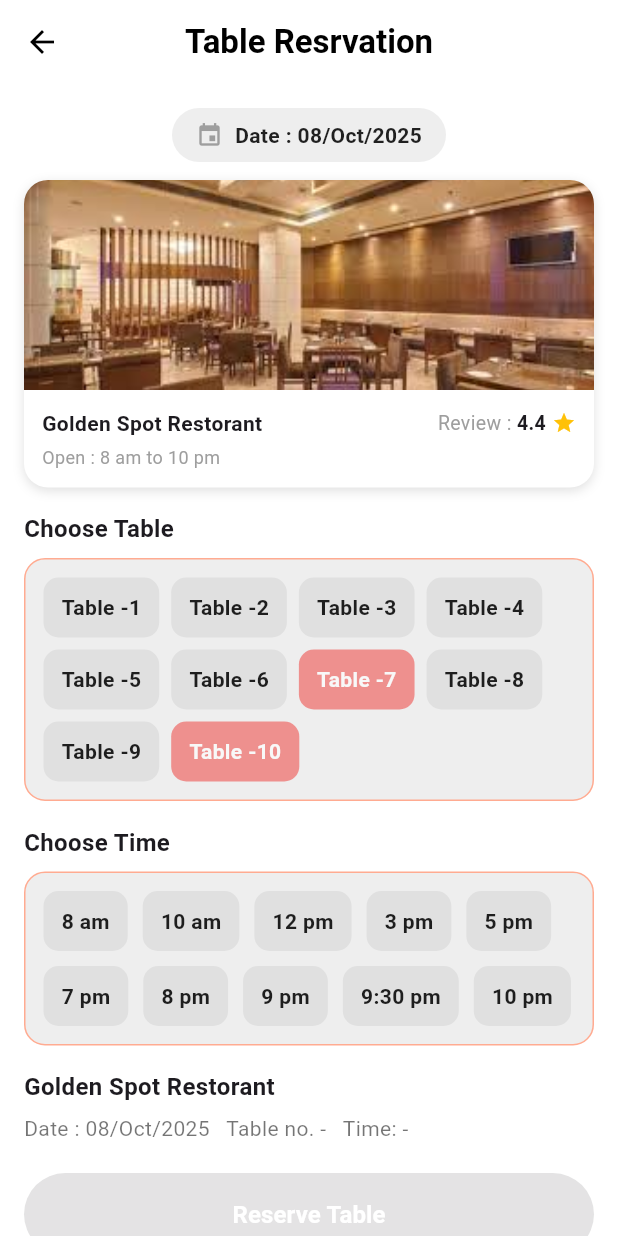
After one commit to RahulVyas12/flutter_project, a Flutter app: the TableReservationScreen screen opened directly, on a phone screen of 412 x 824 dp. The commit adds this screen. Run offline on Flutter 3.47's test engine with Material 3 defaults, Android fonts, the phone set to English and light mode, and no system bars.

Commit message:
table booking

```diff
--- a/lib/restaurants.dart
+++ b/lib/restaurants.dart
@@ -1,4 +1,5 @@
 import 'package:flutter/material.dart';
+import 'table_reservation.dart';
 
 class RestaurantsScreen extends StatelessWidget {
   const RestaurantsScreen({super.key});
@@ -90,7 +91,7 @@ class RestaurantsScreen extends StatelessWidget {
             scrollDirection: Axis.horizontal,
             itemCount: 2,
             itemBuilder: (context, index) {
-              return _buildRestaurantCard();
+              return _buildRestaurantCard(context);
             },
           ),
         ),
@@ -99,8 +100,22 @@ class RestaurantsScreen extends StatelessWidget {
   }
 
   // Reusable restaurant card
-  Widget _buildRestaurantCard() {
-    return Container(
+  Widget _buildRestaurantCard(BuildContext context) {
+    return InkWell(
+      onTap: () {
+        Navigator.push(
+          context,
+          MaterialPageRoute(
+            builder: (_) => const TableReservationScreen(
+              restaurantName: 'Golden Spot Restorant',
+              imagePath: 'assets/restaurant.jpg',
+              rating: 4.4,
+              hours: '8 am to 10 pm',
+            ),
+          ),
+        );
+      },
+      child: Container(
         width: 220,
         margin: const EdgeInsets.only(right: 12),
         decoration: BoxDecoration(
@@ -182,6 +197,7 @@ class RestaurantsScreen extends StatelessWidget {
             ),
           ],
         ),
+      ),
     );
   }
 }
--- /dev/null
+++ b/lib/table_reservation.dart
@@ -0,0 +1,407 @@
+import 'package:flutter/material.dart';
+import 'package:restrospt/dashborad_screen.dart';
+
+class TableReservationScreen extends StatefulWidget {
+  final String restaurantName;
+  final String imagePath;
+  final double rating;
+  final String hours;
+
+  const TableReservationScreen({
+    super.key,
+    required this.restaurantName,
+    required this.imagePath,
+    this.rating = 4.4,
+    this.hours = '8 am to 10 pm',
+  });
+
+  @override
+  State<TableReservationScreen> createState() => _TableReservationScreenState();
+}
+
+class _TableReservationScreenState extends State<TableReservationScreen> {
+  DateTime _selectedDate = DateTime.now();
+  int? _selectedTable; // 1..10
+  String? _selectedTime; // e.g. '9:30 pm'
+
+  final List<String> _timeSlots = const [
+    '8 am',
+    '10 am',
+    '12 pm',
+    '3 pm',
+    '5 pm',
+    '7 pm',
+    '8 pm',
+    '9 pm',
+    '9:30 pm',
+    '10 pm',
+  ];
+
+  // Mock: compute booked tables for a given date/time
+  Set<int> _bookedTablesFor(DateTime date, String? time) {
+    // Simple deterministic mock so UI shows reds. Use day and hour hash.
+    final dayKey = date.year * 10000 + date.month * 100 + date.day;
+    final timeKey = (time ?? '').hashCode;
+    final seed = (dayKey + timeKey).abs();
+    final booked = <int>{};
+    // Mark 2-3 tables as booked based on seed, always within 1..10
+    if (_timeSlots.isNotEmpty) {
+      booked.add((seed % 10) + 1);
+      booked.add(((seed ~/ 3) % 10) + 1);
+    }
+    return booked;
+  }
+
+  Future<void> _pickDate() async {
+    final today = DateTime.now();
+    final picked = await showDatePicker(
+      context: context,
+      initialDate:
+          _selectedDate.isBefore(DateTime(today.year, today.month, today.day))
+          ? today
+          : _selectedDate,
+      firstDate: DateTime(
+        today.year,
+        today.month,
+        today.day,
+      ), // disallow past dates
+      lastDate: DateTime(today.year + 1),
+      helpText: 'Select reservation date',
+      builder: (context, child) {
+        return Theme(
+          data: Theme.of(context).copyWith(
+            colorScheme: ColorScheme.light(primary: Colors.deepOrange),
+          ),
+          child: child!,
+        );
+      },
+    );
+    if (picked != null) {
+      setState(() {
+        _selectedDate = picked;
+        // Reset selections when date changes
+        _selectedTable = null;
+        _selectedTime = null;
+      });
+    }
+  }
+
+  @override
+  Widget build(BuildContext context) {
+    final primary = Colors.deepOrange;
+    final booked = _bookedTablesFor(_selectedDate, _selectedTime);
+
+    return Scaffold(
+      backgroundColor: Colors.white,
+      appBar: AppBar(
+        backgroundColor: Colors.white,
+        elevation: 0,
+        leading: IconButton(
+          icon: const Icon(Icons.arrow_back, color: Colors.black),
+          onPressed: () => Navigator.pop(context),
+        ),
+        title: const Text(
+          'Table Resrvation',
+          style: TextStyle(color: Colors.black, fontWeight: FontWeight.w600),
+        ),
+        centerTitle: true,
+      ),
+      body: SingleChildScrollView(
+        padding: const EdgeInsets.all(16),
+        child: Column(
+          crossAxisAlignment: CrossAxisAlignment.start,
+          children: [
+            // Date chip
+            Center(
+              child: GestureDetector(
+                onTap: _pickDate,
+                child: Container(
+                  padding: const EdgeInsets.symmetric(
+                    vertical: 8,
+                    horizontal: 16,
+                  ),
+                  decoration: BoxDecoration(
+                    color: Colors.grey.shade200,
+                    borderRadius: BorderRadius.circular(20),
+                  ),
+                  child: Row(
+                    mainAxisSize: MainAxisSize.min,
+                    children: [
+                      const Icon(Icons.event, size: 18, color: Colors.grey),
+                      const SizedBox(width: 8),
+                      Text(
+                        'Date : ${_formatDate(_selectedDate)}',
+                        style: const TextStyle(
+                          color: Colors.black87,
+                          fontWeight: FontWeight.w600,
+                        ),
+                      ),
+                    ],
+                  ),
+                ),
+              ),
+            ),
+            const SizedBox(height: 12),
+
+            // Restaurant card
+            _buildRestaurantHeader(primary),
+            const SizedBox(height: 16),
+
+            // Choose Table
+            _sectionTitle('Choose Table'),
+            _boxed(
+              child: Wrap(
+                spacing: 8,
+                runSpacing: 8,
+                children: List.generate(10, (i) {
+                  final tableNo = i + 1;
+                  final isBooked = booked.contains(tableNo);
+                  final isSelected = _selectedTable == tableNo;
+                  final bg = isBooked
+                      ? Colors.red.shade400
+                      : isSelected
+                      ? Colors.green.shade400
+                      : Colors.grey.shade300;
+                  final fg = isBooked || isSelected
+                      ? Colors.white
+                      : Colors.black87;
+                  return _pillButton(
+                    label: 'Table -$tableNo',
+                    background: bg,
+                    foreground: fg,
+                    onTap: isBooked
+                        ? null
+                        : () => setState(() => _selectedTable = tableNo),
+                  );
+                }),
+              ),
+            ),
+            const SizedBox(height: 16),
+
+            // Choose Time
+            _sectionTitle('Choose Time'),
+            _boxed(
+              child: Wrap(
+                spacing: 10,
+                runSpacing: 10,
+                children: _timeSlots.map((slot) {
+                  final isSelected = _selectedTime == slot;
+                  return _pillButton(
+                    label: slot,
+                    background: isSelected
+                        ? Colors.green.shade400
+                        : Colors.grey.shade300,
+                    foreground: isSelected ? Colors.white : Colors.black87,
+                    onTap: () => setState(() => _selectedTime = slot),
+                  );
+                }).toList(),
+              ),
+            ),
+            const SizedBox(height: 16),
+
+            // Summary
+            Text(
+              widget.restaurantName,
+              style: const TextStyle(fontSize: 16, fontWeight: FontWeight.w600),
+            ),
+            const SizedBox(height: 6),
+            Text(
+              'Date : ${_formatDate(_selectedDate)}   Table no. ${_selectedTable ?? '-'}   Time: ${_selectedTime ?? '-'}',
+              style: const TextStyle(color: Colors.black54),
+            ),
+            const SizedBox(height: 20),
+
+            // Reserve button
+            Center(
+              child: SizedBox(
+                width: double.infinity,
+                child: ElevatedButton(
+                  style: ElevatedButton.styleFrom(
+                    backgroundColor: primary,
+                    padding: const EdgeInsets.symmetric(vertical: 16),
+                    shape: RoundedRectangleBorder(
+                      borderRadius: BorderRadius.circular(28),
+                    ),
+                  ),
+                  onPressed: _canReserve(booked)
+                      ? () {
+                          Navigator.push(
+                            context,
+                            MaterialPageRoute(
+                              builder: (_) => DashboardScreen(),
+                            ),
+                          );
+                          ScaffoldMessenger.of(context).showSnackBar(
+                            SnackBar(
+                              content: Text(
+                                'Reserved table ${_selectedTable!} at ${_selectedTime!} on ${_formatDate(_selectedDate)}',
+                              ),
+                            ),
+                          );
+                        }
+                      : null,
+                  child: const Text(
+                    'Reserve Table',
+                    style: TextStyle(
+                      color: Colors.white,
+                      fontSize: 16,
+                      fontWeight: FontWeight.w600,
+                    ),
+                  ),
+                ),
+              ),
+            ),
+          ],
+        ),
+      ),
+    );
+  }
+
+  bool _canReserve(Set<int> booked) {
+    final today = DateTime.now();
+    final isPastDate = _selectedDate.isBefore(
+      DateTime(today.year, today.month, today.day),
+    );
+    final valid =
+        !isPastDate &&
+        _selectedTable != null &&
+        _selectedTime != null &&
+        !booked.contains(_selectedTable);
+    return valid;
+  }
+
+  Widget _buildRestaurantHeader(Color primary) {
+    return Container(
+      decoration: BoxDecoration(
+        color: Colors.white,
+        borderRadius: BorderRadius.circular(16),
+        boxShadow: const [
+          BoxShadow(color: Colors.black12, blurRadius: 6, offset: Offset(0, 2)),
+        ],
+      ),
+      child: Column(
+        crossAxisAlignment: CrossAxisAlignment.start,
+        children: [
+          ClipRRect(
+            borderRadius: const BorderRadius.vertical(top: Radius.circular(16)),
+            child: Image.asset(
+              widget.imagePath,
+              height: 140,
+              width: double.infinity,
+              fit: BoxFit.cover,
+            ),
+          ),
+          Padding(
+            padding: const EdgeInsets.all(12.0),
+            child: Column(
+              crossAxisAlignment: CrossAxisAlignment.start,
+              children: [
+                Row(
+                  mainAxisAlignment: MainAxisAlignment.spaceBetween,
+                  children: [
+                    Expanded(
+                      child: Text(
+                        widget.restaurantName,
+                        maxLines: 1,
+                        overflow: TextOverflow.ellipsis,
+                        style: const TextStyle(fontWeight: FontWeight.w700),
+                      ),
+                    ),
+                    Row(
+                      children: [
+                        const Text(
+                          'Review : ',
+                          style: TextStyle(fontSize: 13, color: Colors.grey),
+                        ),
+                        Text(
+                          widget.rating.toStringAsFixed(1),
+                          style: const TextStyle(
+                            fontSize: 13,
+                            fontWeight: FontWeight.w600,
+                          ),
+                        ),
+                        const SizedBox(width: 4),
+                        const Icon(Icons.star, color: Colors.amber, size: 16),
+                      ],
+                    ),
+                  ],
+                ),
+                const SizedBox(height: 4),
+                Text(
+                  'Open : ${widget.hours}',
+                  style: const TextStyle(fontSize: 12, color: Colors.grey),
+                ),
+              ],
+            ),
+          ),
+        ],
+      ),
+    );
+  }
+
+  Widget _sectionTitle(String title) => Padding(
+    padding: const EdgeInsets.only(bottom: 8),
+    child: Text(
+      title,
+      style: const TextStyle(fontSize: 16, fontWeight: FontWeight.w700),
+    ),
+  );
+
+  Widget _boxed({required Widget child}) => Container(
+    width: double.infinity,
+    padding: const EdgeInsets.all(12),
+    decoration: BoxDecoration(
+      color: Colors.grey.shade200,
+      borderRadius: BorderRadius.circular(14),
+      border: Border.all(color: Colors.deepOrange.shade200),
+    ),
+    child: child,
+  );
+
+  Widget _pillButton({
+    required String label,
+    required Color background,
+    required Color foreground,
+    required VoidCallback? onTap,
+  }) {
+    return Opacity(
+      opacity: onTap == null ? 0.6 : 1,
+      child: InkWell(
+        onTap: onTap,
+        borderRadius: BorderRadius.circular(10),
+        child: Container(
+          padding: const EdgeInsets.symmetric(vertical: 10, horizontal: 12),
+          decoration: BoxDecoration(
+            color: background,
+            borderRadius: BorderRadius.circular(10),
+          ),
+          child: Text(
+            label,
+            style: TextStyle(color: foreground, fontWeight: FontWeight.w600),
+          ),
+        ),
+      ),
+    );
+  }
+
+  String _formatDate(DateTime date) {
+    const months = [
+      'Jan',
+      'Feb',
+      'Mar',
+      'Apr',
+      'May',
+      'Jun',
+      'Jul',
+      'Aug',
+      'Sep',
+      'Oct',
+      'Nov',
+      'Dec',
+    ];
+    final d = date.day.toString().padLeft(2, '0');
+    final m = months[date.month - 1];
+    final y = date.year.toString();
+    return '$d/$m/$y';
+  }
+}
```
Lines whose indentation alone changed are shown as unchanged.
